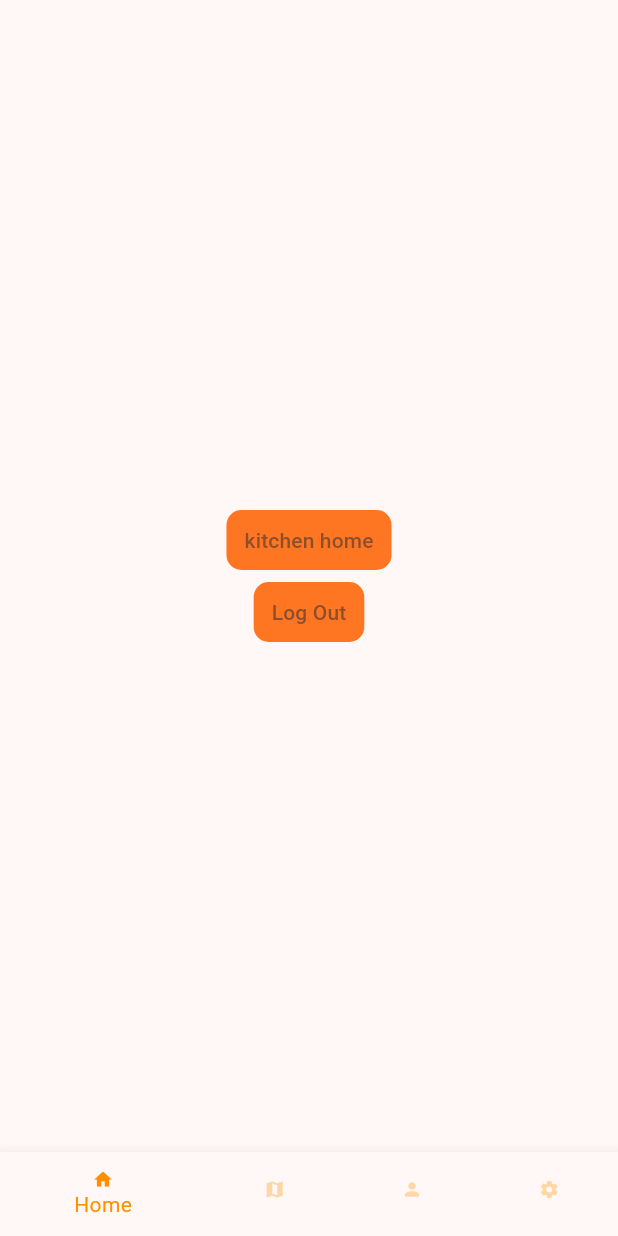
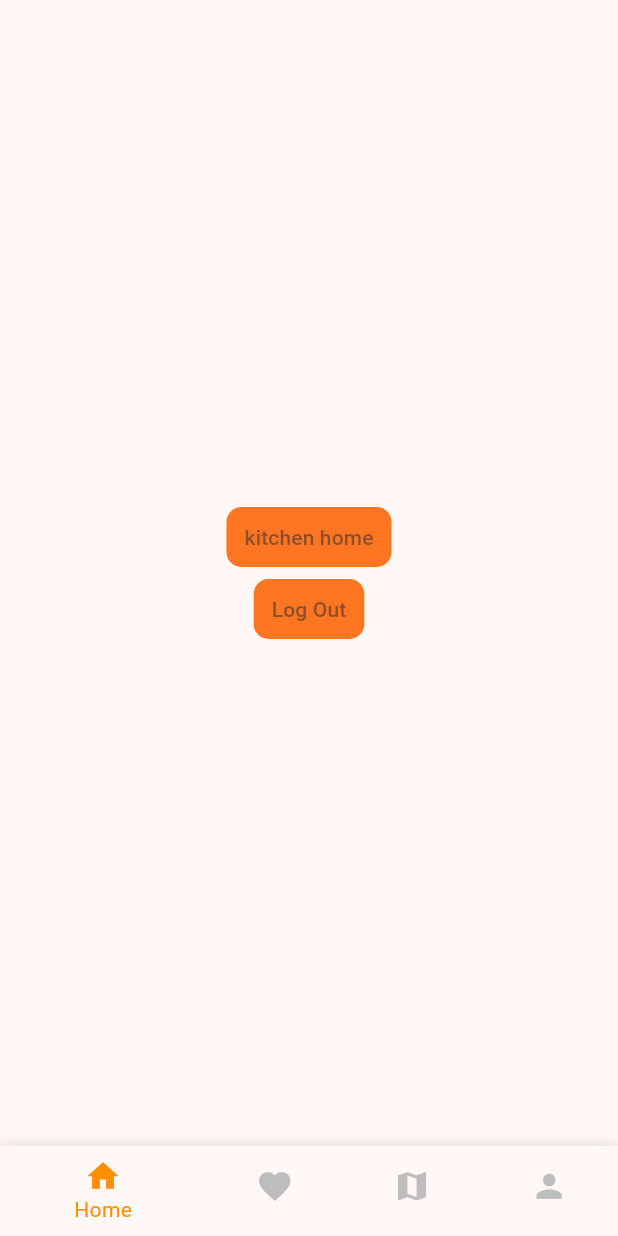
Before and after one commit to Hai-Ba-Con-Ga/MomKitchen.Mobile, a Flutter app: the BaseScaffold screen opened directly with empty values, item 4 of the bottom bar chosen, on a phone screen of 412 x 824 dp. Run offline on Flutter 3.47's test engine with Material 2 defaults, Android fonts, the phone set to English and light mode, and no system bars; our stand-ins replace country_picker, dio, firebase_auth, firebase_core, firebase_messaging, flutter_bloc and 7 more; accounts and stored records are empty; Roboto replaces fonts that are missing (Signika); project files that could hold a hidden picture were left out.

Commit message:
(...) add googlemap illustrator, redesign bottom navigator bar

```diff
--- a/lib/view/widgets/base_scaffold.dart
+++ b/lib/view/widgets/base_scaffold.dart
@@ -28,17 +28,17 @@ class _BaseScaffoldState extends State<BaseScaffold> {
       // backgroundColor: Colors.lightBlueAccent,
     ),
     BottomNavigationBarItem(
-      icon: Icon(Icons.map),
-      label: 'Favorite',
+      icon: Icon(Icons.favorite),
+      label: 'Favor',
       // backgroundColor: Colors.red,
     ),
     BottomNavigationBarItem(
-      icon: Icon(Icons.person),
-      label: 'Notification',
+      icon: Icon(Icons.map),
+      label: 'Map',
       // backgroundColor: Colors.tealAccent,
     ),
     BottomNavigationBarItem(
-      icon: Icon(Icons.settings),
+      icon: Icon(Icons.person),
       label: 'User',
       // backgroundColor: Colors.lightBlueAccent,
     ),
@@ -56,7 +56,7 @@ class _BaseScaffoldState extends State<BaseScaffold> {
         context.go(AppPath.favorite);
         break;
       case 2:
-        context.go(AppPath.notification);
+        context.go(AppPath.kitchenmap);
         break;
       case 3:
         context.go(AppPath.user);
@@ -67,51 +67,36 @@ class _BaseScaffoldState extends State<BaseScaffold> {
   @override
   Widget build(BuildContext context) {
     return Scaffold(
-      // appBar: AppBar(
-      //   elevation: 0,
-      //   title: Row(
-      //     mainAxisAlignment: MainAxisAlignment.center,
-      //     children: <Widget>[
-      //       Text(
-      //         'Mom Kitchen',
-      //         style: Theme.of(context).textTheme.titleLarge,
-      //       ),
-      //     ],
-      //   ),
-      //   // leading: const SizedBox.shrink(),
-      //   // actions: [
-      //   //   IconButton(
-      //   //     icon: const Icon(Icons.notifications),
-      //   //     onPressed: () {
-      //   //       Navigator.push(
-      //   //         context,
-      //   //         MaterialPageRoute(
-      //   //           builder: (context) => const NotificationPage(),
-      //   //         ),
-      //   //       );
-      //   //     },
-      //   //   ),
-      //   // ],
-      // ),
       body: Center(
         child: widget.child,
       ),
-      bottomNavigationBar: BottomNavigationBar(
-        iconSize:
-            Theme.of(context).textTheme.bodyMedium?.fontSize?.toDouble() ??
-                24.0,
-        items: _bottomNavigationItemList,
-        selectedItemColor: Colors.amber[800],
-        unselectedItemColor: const Color.fromARGB(
-          255,
-          255,
-          215,
-          166,
+      bottomNavigationBar: Container(
+        height: 60,
+        // color: Colors.transparent,
+        decoration: BoxDecoration(
+          color: Colors.white, // Màu nền của BottomNavigationBar
+          borderRadius: const BorderRadius.only(
+            topLeft: Radius.circular(20),
+            topRight: Radius.circular(20),
+          ),
+          boxShadow: [
+            BoxShadow(
+              color: Colors.grey.withOpacity(0.1),
+              spreadRadius: 5,
+              blurRadius: 7,
+            ),
+          ],
         ),
-        currentIndex: _selectedIndex,
-        onTap: (index) => _onItemTapped(
-          index,
-          context,
+        child: BottomNavigationBar(
+          iconSize: 25,
+          items: _bottomNavigationItemList,
+          selectedItemColor: Colors.amber[800],
+          unselectedItemColor: const Color(0xFFBDBDBD),
+          currentIndex: _selectedIndex,
+          onTap: (index) => _onItemTapped(
+            index,
+            context,
+          ),
         ),
       ),
     );
--- a/pubspec.yaml
+++ b/pubspec.yaml
@@ -34,6 +34,7 @@ dependencies:
   pinput: ^3.0.1
   image_picker: ^1.0.4
   http: ^1.1.0
+  google_maps_flutter: ^2.5.0
 
 dev_dependencies:
   flutter_test:
```
Also changed, not shown: lib/view/page/SC004_home_page.dart (+60 -4 lines), assets/images/googlemap_illustrator.png (added), pubspec.lock, 1 other file.
